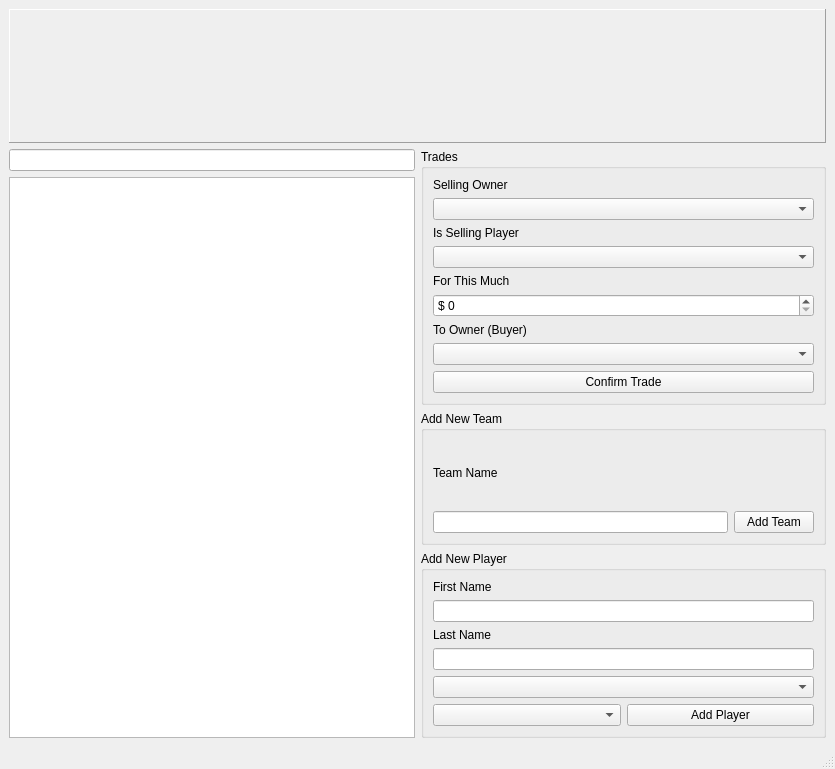
Above: view/ui/mainform.ui from robgura/auction-manager before the change. Below: the same form after it.
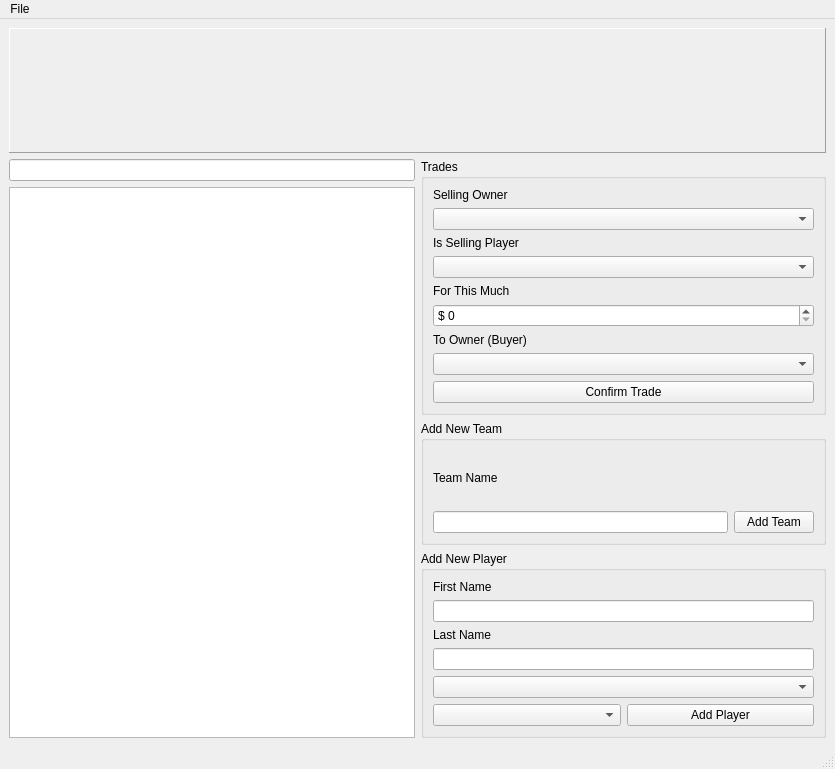
That is the form after the change.

Commit message:
added menu option
committer: Rob <rob@paris.com>

The edit to the form file:
```diff
--- a/view/ui/mainform.ui
+++ b/view/ui/mainform.ui
@@ -180,6 +180,17 @@
      <height>31</height>
     </rect>
    </property>
+   <widget class="QMenu" name="menuFile" >
+    <property name="title" >
+     <string>File</string>
+    </property>
+    <addaction name="actionNew" />
+    <addaction name="actionOpen" />
+    <addaction name="actionSave_As" />
+    <addaction name="separator" />
+    <addaction name="actionExit" />
+   </widget>
+   <addaction name="menuFile" />
   </widget>
   <widget class="QStatusBar" name="statusbar" />
  </widget>
```
Left out of the diff: 20 changed lines with no effect on the pictures.
